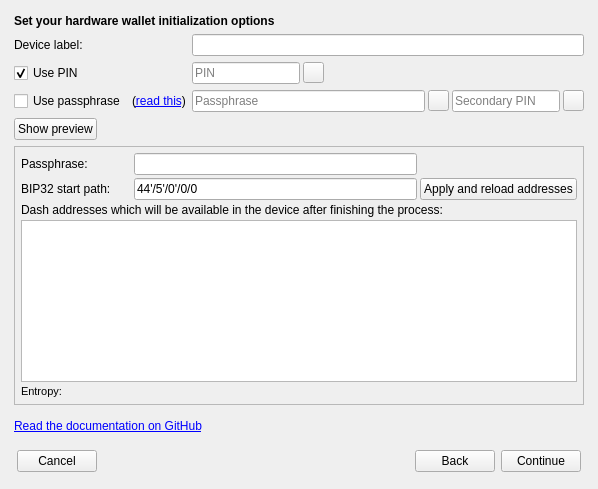
The window that src/ui/ui_initialize_hw_dlg.ui (Bertrand256/dash-masternode-tool) describes before a commit, drawn with Qt 5.
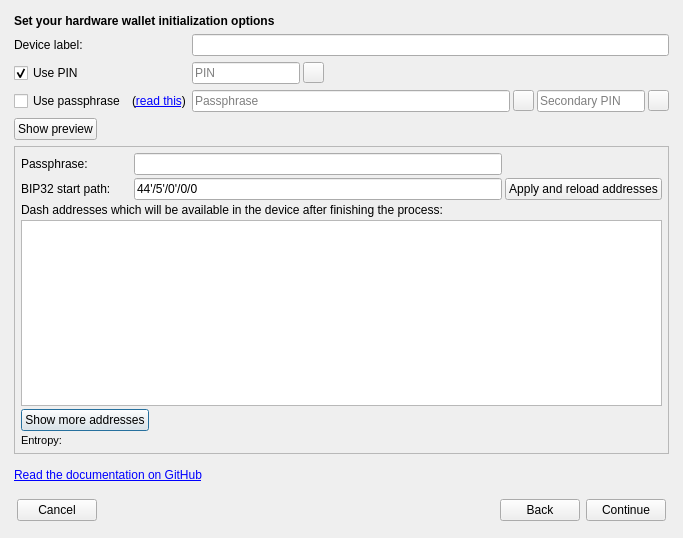
The same window after the commit. The open tabs and pages were chosen to show the change.

Commit message: HW initialization dialog: show more addresses in the seed->address preview mode.

Diff of the .ui file:
```diff
--- a/src/ui/ui_initialize_hw_dlg.ui
+++ b/src/ui/ui_initialize_hw_dlg.ui
@@ -6,8 +6,8 @@
    <rect>
     <x>0</x>
     <y>0</y>
-    <width>598</width>
-    <height>489</height>
+    <width>683</width>
+    <height>538</height>
    </rect>
   </property>
   <property name="windowTitle">
@@ -884,6 +884,30 @@
                </attribute>
               </widget>
              </item>
+             <item>
+              <layout class="QHBoxLayout" name="horizontalLayout_11">
+               <item>
+                <widget class="QPushButton" name="btnPreviewShowNextAddresses">
+                 <property name="text">
+                  <string>Show more addresses</string>
+                 </property>
+                </widget>
+               </item>
+               <item>
+                <spacer name="horizontalSpacer_3">
+                 <property name="orientation">
+                  <enum>Qt::Horizontal</enum>
+                 </property>
+                 <property name="sizeHint" stdset="0">
+                  <size>
+                   <width>40</width>
+                   <height>20</height>
+                  </size>
+                 </property>
+                </spacer>
+               </item>
+              </layout>
+             </item>
              <item>
               <widget class="QLabel" name="lblHwOptionsMessage1">
                <property name="styleSheet">
```
Left out of the diff: 8 changed lines with no effect on the pictures. The commit also changes 2 other files.
